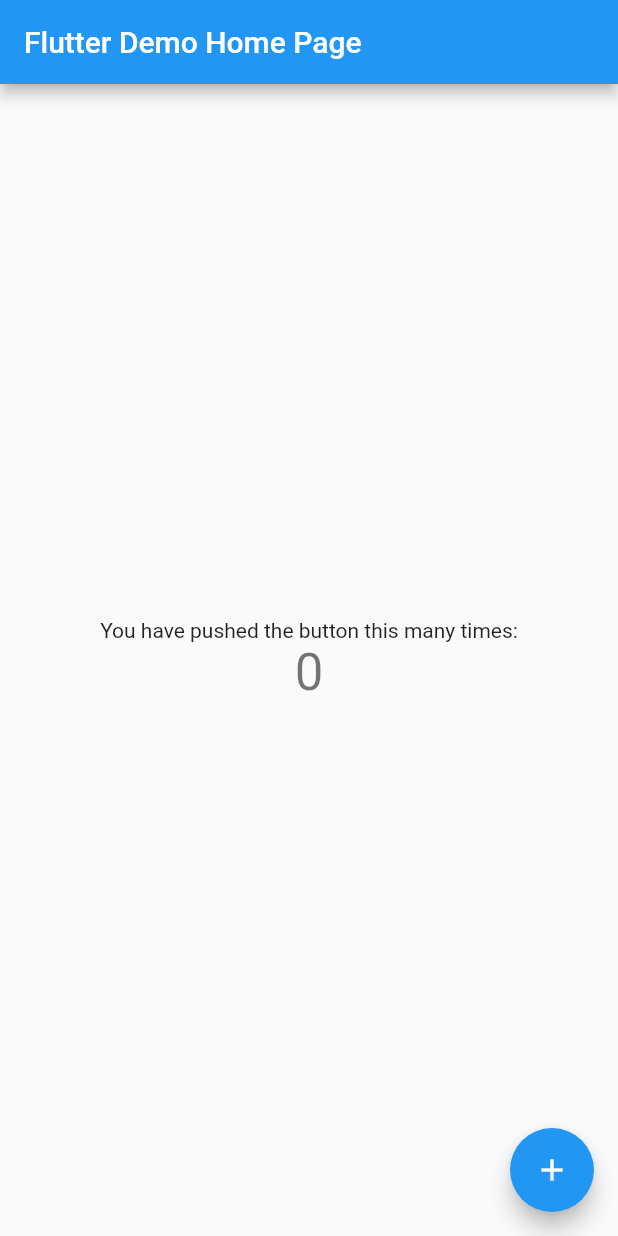
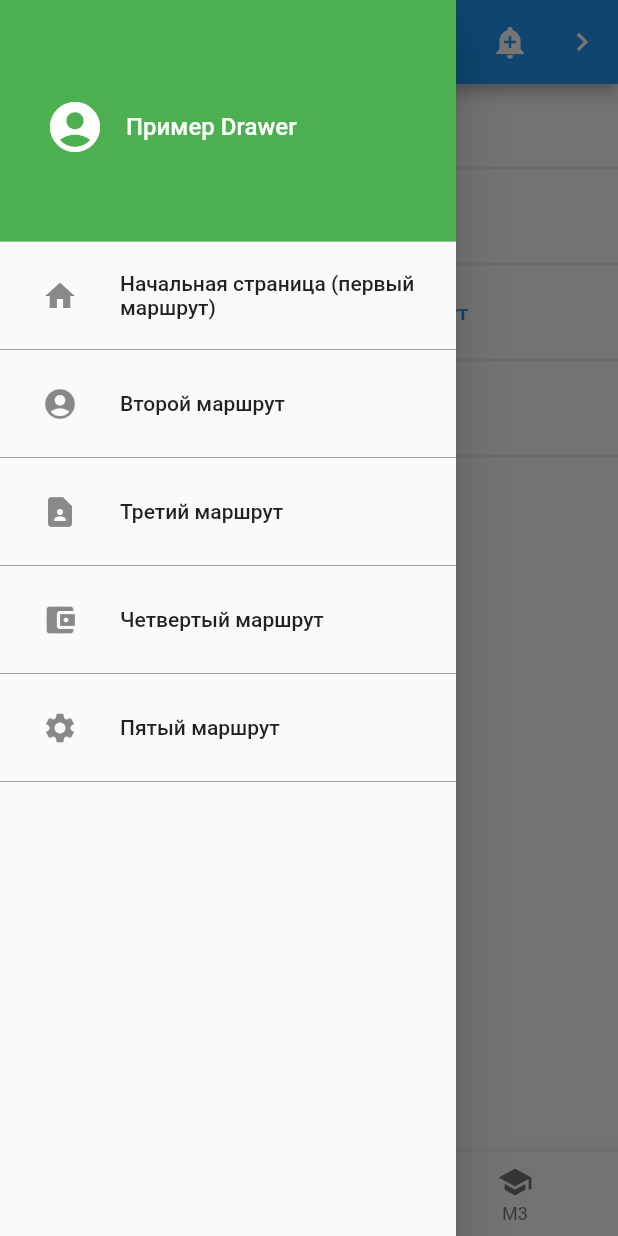
Before and after one commit to VseSchev/case2_3, a Flutter app: the screen it shows after launch, with the side drawer open (before the commit the screen has no drawer), on a phone screen of 412 x 824 dp. Run offline on Flutter 3.47's test engine with Material 2 defaults, Android fonts, the phone set to English and light mode, and no system bars.

Commit message:
Сделано
В полном объеме: Для сдачи кейс-задания необходимо выполнить как минимум один из предложенных ниже вариантов задания. После выполнения сделать снимок экрана работающего приложения, приложить его в качестве ответа на задание. Загрузить код проекта в репозиторий на GitHub или приложить архив с проектами к ответу на задание.

Минимально необходимое задание:

    Ознакомиться с материалами раздела 2.3
    Создать виджет с состоянием (StatefullWidget), использовать MaterialApp и Scaffold
    Создать панель AppBar, добавить 1-2 кнопки с иконками (IconButton) и 1 текстовую кнопку (TextButton)
    Создать панель NavigationDrawer. Создать блок заголовка и 3-4 пункта списка навигации, использовать разделитель (Divider)

Дополнительное задание:

    Создать ещё 2 виджета экранов.
    В обработчики onPressed пунктов NavigationDrawer добавить код отображения других экранов с помощью Navigator.push
    Добавить нижнюю панель навигации BottomNavigationBar, добавить 2-3 кнопки

```diff
--- a/lib/main.dart
+++ b/lib/main.dart
@@ -1,115 +1,365 @@
 import 'package:flutter/material.dart';
 
 void main() {
-  runApp(const MyApp());
+  runApp(const MaterialApp(
+    title: 'Кейс-задание 2_3',
+    home: FirstRoute(),
+  ));
 }
 
-class MyApp extends StatelessWidget {
-  const MyApp({Key? key}) : super(key: key);
+class FirstRoute extends StatefulWidget {
+  const FirstRoute({Key? key}) : super(key: key);
 
-  // This widget is the root of your application.
+  static const TextStyle optionStyle =
+      TextStyle(fontSize: 30, fontWeight: FontWeight.bold);
+  static const List<Widget> _widgetOptions = <Widget>[
+    Text(
+      'Index 0: Home',
+      style: optionStyle,
+    ),
+    Text(
+      'Index 1: Business',
+      style: optionStyle,
+    ),
+    Text(
+      'Index 2: School',
+      style: optionStyle,
+    ),
+  ];
+
   @override
-  Widget build(BuildContext context) {
-    return MaterialApp(
-      title: 'Flutter Demo',
-      theme: ThemeData(
-        // This is the theme of your application.
-        //
-        // Try running your application with "flutter run". You'll see the
-        // application has a blue toolbar. Then, without quitting the app, try
-        // changing the primarySwatch below to Colors.green and then invoke
-        // "hot reload" (press "r" in the console where you ran "flutter run",
-        // or simply save your changes to "hot reload" in a Flutter IDE).
-        // Notice that the counter didn't reset back to zero; the application
-        // is not restarted.
-        primarySwatch: Colors.blue,
-      ),
-      home: const MyHomePage(title: 'Flutter Demo Home Page'),
-    );
-  }
+  State<FirstRoute> createState() => _FirstRouteState();
 }
 
-class MyHomePage extends StatefulWidget {
-  const MyHomePage({Key? key, required this.title}) : super(key: key);
+class _FirstRouteState extends State<FirstRoute> {
+  int _selectedIndex = 0;
 
-  // This widget is the home page of your application. It is stateful, meaning
-  // that it has a State object (defined below) that contains fields that affect
-  // how it looks.
-
-  // This class is the configuration for the state. It holds the values (in this
-  // case the title) provided by the parent (in this case the App widget) and
-  // used by the build method of the State. Fields in a Widget subclass are
-  // always marked "final".
-
-  final String title;
-
-  @override
-  State<MyHomePage> createState() => _MyHomePageState();
-}
-
-class _MyHomePageState extends State<MyHomePage> {
-  int _counter = 0;
-
-  void _incrementCounter() {
+  void _onItemTapped(int index) {
     setState(() {
-      // This call to setState tells the Flutter framework that something has
-      // changed in this State, which causes it to rerun the build method below
-      // so that the display can reflect the updated values. If we changed
-      // _counter without calling setState(), then the build method would not be
-      // called again, and so nothing would appear to happen.
-      _counter++;
+      _selectedIndex = index;
+      switch (_selectedIndex) {
+        case 0:
+          {
+            Navigator.push(
+              context,
+              MaterialPageRoute(builder: (context) => const FirstRoute()),
+            );
+          }
+          break;
+        case 1:
+          {
+            Navigator.push(
+              context,
+              MaterialPageRoute(builder: (context) => const SecondRoute()),
+            );
+          }
+          break;
+        case 2:
+          {
+            Navigator.push(
+              context,
+              MaterialPageRoute(builder: (context) => const ThirdRoute()),
+            );
+          }
+          break;
+      }
     });
   }
 
   @override
   Widget build(BuildContext context) {
-    // This method is rerun every time setState is called, for instance as done
-    // by the _incrementCounter method above.
-    //
-    // The Flutter framework has been optimized to make rerunning build methods
-    // fast, so that you can just rebuild anything that needs updating rather
-    // than having to individually change instances of widgets.
     return Scaffold(
       appBar: AppBar(
-        // Here we take the value from the MyHomePage object that was created by
-        // the App.build method, and use it to set our appbar title.
-        title: Text(widget.title),
+        title: const Text('Кейс-задание 2_3'),
+        actions: <Widget>[
+          IconButton(
+            icon: const Icon(Icons.add_alert),
+            tooltip: 'Показать всплывающее уведомление (Snackbar)',
+            onPressed: () {
+              ScaffoldMessenger.of(context).showSnackBar(
+                  const SnackBar(content: Text('Это уведомление')));
+            },
+          ),
+          IconButton(
+            icon: const Icon(Icons.navigate_next),
+            tooltip: 'Перейти на третий маршрут',
+            onPressed: () {
+              Navigator.push(
+                context,
+                MaterialPageRoute(builder: (context) => const ThirdRoute()),
+              );
+            },
+          ),
+        ],
       ),
       body: Center(
-        // Center is a layout widget. It takes a single child and positions it
-        // in the middle of the parent.
         child: Column(
-          // Column is also a layout widget. It takes a list of children and
-          // arranges them vertically. By default, it sizes itself to fit its
-          // children horizontally, and tries to be as tall as its parent.
-          //
-          // Invoke "debug painting" (press "p" in the console, choose the
-          // "Toggle Debug Paint" action from the Flutter Inspector in Android
-          // Studio, or the "Toggle Debug Paint" command in Visual Studio Code)
-          // to see the wireframe for each widget.
-          //
-          // Column has various properties to control how it sizes itself and
-          // how it positions its children. Here we use mainAxisAlignment to
-          // center the children vertically; the main axis here is the vertical
-          // axis because Columns are vertical (the cross axis would be
-          // horizontal).
-          mainAxisAlignment: MainAxisAlignment.center,
-          children: <Widget>[
-            const Text(
-              'You have pushed the button this many times:',
+          children: [
+            TextButton(
+              child: const Text('Перейти на второй маршрут'),
+              onPressed: () {
+                Navigator.push(
+                  context,
+                  MaterialPageRoute(builder: (context) => const SecondRoute()),
+                );
+              },
             ),
-            Text(
-              '$_counter',
-              style: Theme.of(context).textTheme.headline4,
+            Divider(),
+            TextButton(
+              child: const Text('Перейти на третий маршрут'),
+              onPressed: () {
+                Navigator.push(
+                  context,
+                  MaterialPageRoute(builder: (context) => const ThirdRoute()),
+                );
+              },
             ),
+            Divider(),
+            TextButton(
+              child: const Text('Перейти на четвертый маршрут'),
+              onPressed: () {
+                Navigator.push(
+                  context,
+                  MaterialPageRoute(builder: (context) => const ThourthRoute()),
+                );
+              },
+            ),
+            Divider(),
+            TextButton(
+              child: const Text('Перейти на пятый маршрут'),
+              onPressed: () {
+                Navigator.push(
+                  context,
+                  MaterialPageRoute(builder: (context) => const FithRoute()),
+                );
+              },
+            ),
+            Divider(),
           ],
         ),
       ),
-      floatingActionButton: FloatingActionButton(
-        onPressed: _incrementCounter,
-        tooltip: 'Increment',
-        child: const Icon(Icons.add),
-      ), // This trailing comma makes auto-formatting nicer for build methods.
+      drawer: NavDrawer(),
+      bottomNavigationBar: BottomNavigationBar(
+        items: const <BottomNavigationBarItem>[
+          BottomNavigationBarItem(
+            icon: Icon(Icons.home),
+            label: 'M1',
+          ),
+          BottomNavigationBarItem(
+            icon: Icon(Icons.business),
+            label: 'M2',
+          ),
+          BottomNavigationBarItem(
+            icon: Icon(Icons.school),
+            label: 'M3',
+          ),
+        ],
+        currentIndex: _selectedIndex,
+        selectedItemColor: Colors.amber[800],
+        onTap: _onItemTapped,
+      ),
     );
   }
 }
+
+class NavDrawer extends StatelessWidget {
+  @override
+  Widget build(BuildContext context) {
+    return Drawer(
+      child: ListView(
+        children: [
+          DrawerHeader(
+            decoration: BoxDecoration(
+              color: Colors.green,
+            ),
+            child: Center(
+              child: Row(
+                children: [
+                  Expanded(
+                    child: Icon(
+                      Icons.account_circle,
+                      color: Colors.white,
+                      size: 40,
+                    ),
+                    flex: 2,
+                  ),
+                  Expanded(
+                    flex: 6,
+                    child: Text(
+                      "Пример Drawer",
+                      style: TextStyle(
+                        color: Colors.white,
+                        fontSize: 16,
+                      ),
+                    ),
+                  ),
+                ],
+              ),
+            ),
+          ),
+          ListTile(
+            title: Text("Начальная страница (первый маршрут)"),
+            leading: IconButton(
+              icon: Icon(Icons.home),
+              onPressed: () {
+                Navigator.of(context).pop();
+              },
+            ),
+            onTap: () {
+              Navigator.of(context).pop();
+              Navigator.of(context).push(MaterialPageRoute(
+                  builder: (BuildContext context) => FirstRoute()));
+            },
+          ),
+          Divider(
+            color: Colors.grey,
+          ),
+          ListTile(
+            title: Text("Второй маршрут"),
+            leading: IconButton(
+              icon: Icon(Icons.account_circle),
+              onPressed: () {},
+            ),
+            onTap: () {
+              Navigator.of(context).pop();
+              Navigator.of(context).push(MaterialPageRoute(
+                  builder: (BuildContext context) => SecondRoute()));
+            },
+          ),
+          Divider(
+            color: Colors.grey,
+          ),
+          ListTile(
+            title: Text("Третий маршрут"),
+            leading: IconButton(
+              icon: Icon(Icons.contact_page),
+              onPressed: () {},
+            ),
+            onTap: () {
+              Navigator.of(context).pop();
+              Navigator.of(context).push(MaterialPageRoute(
+                  builder: (BuildContext context) => ThirdRoute()));
+            },
+          ),
+          Divider(
+            color: Colors.grey,
+          ),
+          ListTile(
+            title: Text("Четвертый маршрут"),
+            leading: IconButton(
+              icon: Icon(Icons.account_balance_wallet),
+              onPressed: () {},
+            ),
+            onTap: () {
+              Navigator.of(context).pop();
+              Navigator.of(context).push(MaterialPageRoute(
+                  builder: (BuildContext context) => ThourthRoute()));
+            },
+          ),
+          Divider(
+            color: Colors.grey,
+          ),
+          ListTile(
+            title: Text("Пятый маршрут"),
+            leading: IconButton(
+              icon: Icon(Icons.settings),
+              onPressed: () {},
+            ),
+            onTap: () {
+              Navigator.of(context).pop();
+              Navigator.of(context).push(MaterialPageRoute(
+                  builder: (BuildContext context) => FithRoute()));
+            },
+          ),
+          Divider(
+            color: Colors.grey,
+          ),
+        ],
+      ),
+    );
+  }
+}
+
+class SecondRoute extends StatelessWidget {
+  const SecondRoute({Key? key}) : super(key: key);
+
+  @override
+  Widget build(BuildContext context) {
+    return Scaffold(
+      appBar: AppBar(
+        title: const Text('Задание 2.3 - второй маршрут'),
+      ),
+      body: Center(
+        child: ElevatedButton(
+          onPressed: () {
+            Navigator.pop(context);
+          },
+          child: const Text('Вернуться'),
+        ),
+      ),
+    );
+  }
+}
+
+class ThirdRoute extends StatelessWidget {
+  const ThirdRoute({Key? key}) : super(key: key);
+
+  @override
+  Widget build(BuildContext context) {
+    return Scaffold(
+      appBar: AppBar(
+        title: const Text('Задание 2.3 - третий маршрут'),
+      ),
+      body: Center(
+        child: ElevatedButton(
+          onPressed: () {
+            Navigator.pop(context);
+          },
+          child: const Text('Вернуться'),
+        ),
+      ),
+    );
+  }
+}
+
+class ThourthRoute extends StatelessWidget {
+  const ThourthRoute({Key? key}) : super(key: key);
+
+  @override
+  Widget build(BuildContext context) {
+    return Scaffold(
+      appBar: AppBar(
+        title: const Text('Задание 2.3 - четвертый маршрут'),
+      ),
+      body: Center(
+        child: ElevatedButton(
+          onPressed: () {
+            Navigator.pop(context);
+          },
+          child: const Text('Вернуться'),
+        ),
+      ),
+    );
+  }
+}
+
+class FithRoute extends StatelessWidget {
+  const FithRoute({Key? key}) : super(key: key);
+
+  @override
+  Widget build(BuildContext context) {
+    return Scaffold(
+      appBar: AppBar(
+        title: const Text('Задание 2.3 - пятый маршрут'),
+      ),
+      body: Center(
+        child: ElevatedButton(
+          onPressed: () {
+            Navigator.pop(context);
+          },
+          child: const Text('Вернуться'),
+        ),
+      ),
+    );
+  }
+}
```
